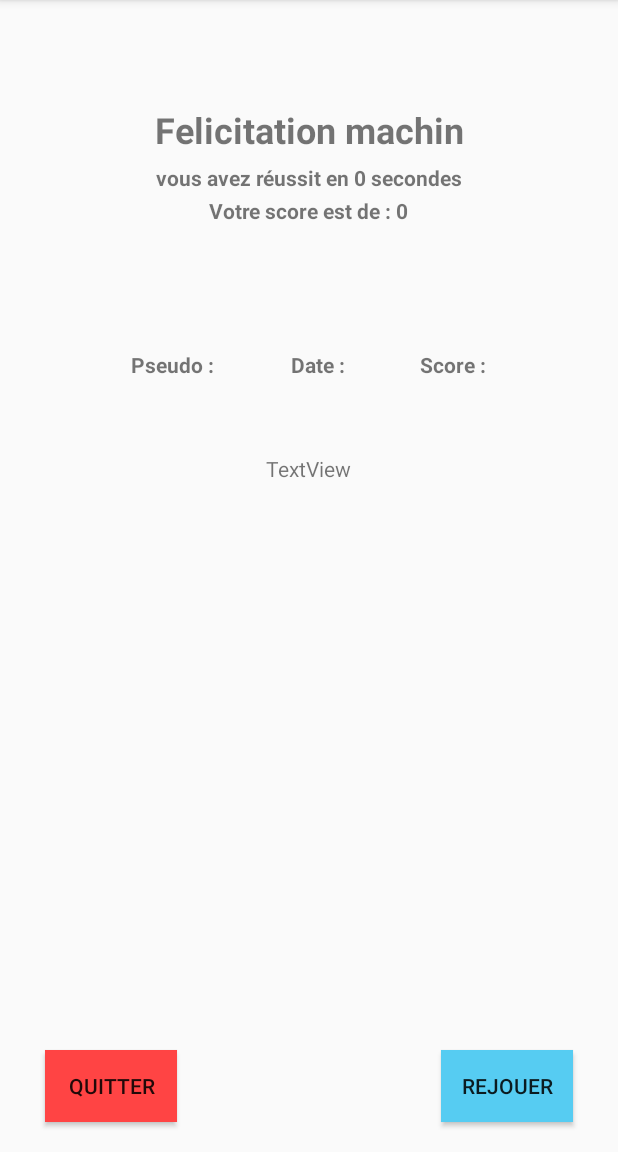
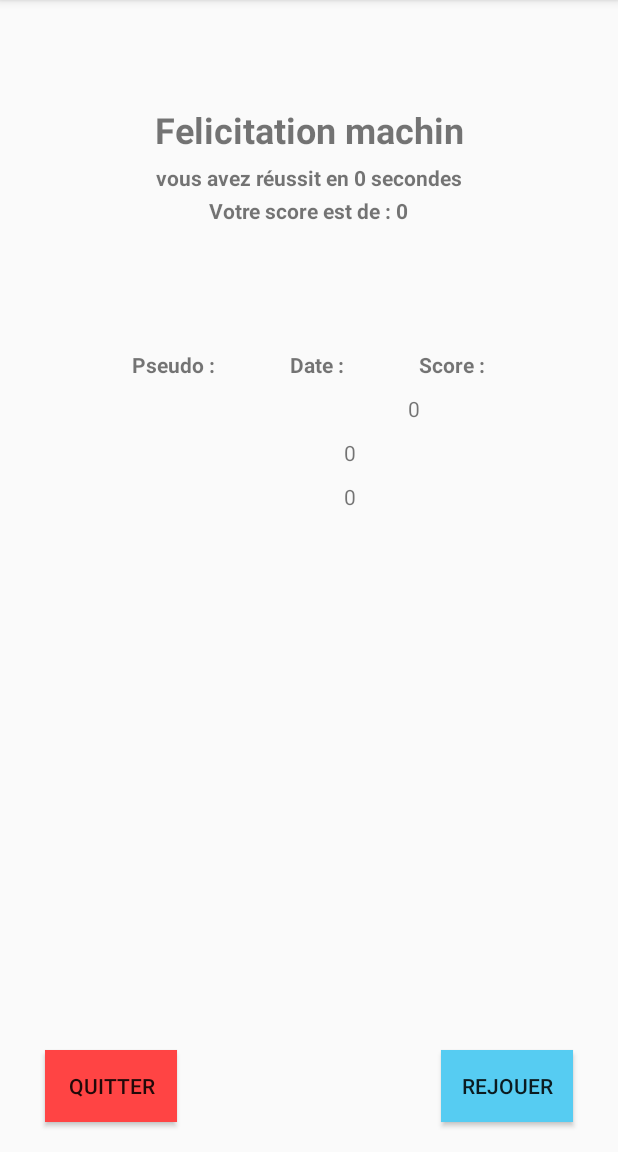
Before and after one commit to nclsdvl/MastermindAndroid, an Android app: the Score screen opened directly, with no data from a screen before it, on a phone screen of 412 x 824 dp, the part 84-1236 px from its top. Run offline under Robolectric (Android 15) with nearby library versions, the phone set to English and light mode, and no system bars; 3 statements that could not run were skipped.

Commit message:
version quasi finale

```diff
--- a/app/src/main/java/com/nicolas/mastermindandroid/ControllerMastermind.java
+++ b/app/src/main/java/com/nicolas/mastermindandroid/ControllerMastermind.java
@@ -1,7 +1,8 @@
 package com.nicolas.mastermindandroid;
 
 import android.util.Log;
-import android.widget.TextView;
+
+
 
 public class ControllerMastermind {
 
@@ -24,6 +25,7 @@ public class ControllerMastermind {
         GenererSolution();
 
     }
+
     public ControllerMastermind( int nbCouleur, int nbPosition, int nbTentative) {
         this.Solution = new int[nbPosition];
         this.Proposition = new int[nbPosition+2][nbTentative];
--- /dev/null
+++ b/app/src/main/java/com/nicolas/mastermindandroid/HighScore.java
@@ -0,0 +1,56 @@
+package com.nicolas.mastermindandroid;
+
+import android.text.GetChars;
+
+import java.util.ArrayList;
+import java.util.Collection;
+import java.util.Collections;
+import java.util.List;
+
+/**
+ * @author Nicolas
+ * @version 1.0
+ */
+public class HighScore {
+
+    private static boolean initialized = false;
+    private static List<Winner> listHighscore = new ArrayList<Winner>();
+
+
+    public static void setListHighscore(List<Winner> listHighscore) {
+        HighScore.listHighscore = listHighscore;
+    }
+
+    public HighScore() {
+        initialized = true;
+    }
+
+    /**
+     *
+     * @return
+     */
+    public static List<Winner> getListHighscore() {
+        return listHighscore;
+    }
+
+    /**
+     * Ajoute un élément à la listHigsocre
+     * @param winner L'instance winner à ajouté à la liste
+     */
+    public static void addElements(Winner winner){
+
+        listHighscore.add(winner);
+        Collections.sort(listHighscore);
+    }
+
+
+
+
+    @Override
+    public String toString() {
+        String temp = "";
+        for(Winner str:listHighscore)
+            temp+=str;
+        return "HighScore{}" + temp;
+    }
+}
--- a/app/src/main/java/com/nicolas/mastermindandroid/Score.java
+++ b/app/src/main/java/com/nicolas/mastermindandroid/Score.java
@@ -1,22 +1,19 @@
 package com.nicolas.mastermindandroid;
+
 
 import android.content.Context;
 import android.content.Intent;
 import android.os.Bundle;
 import android.support.v7.app.AppCompatActivity;
-
 import android.view.View;
 import android.widget.Button;
-import android.widget.EditText;
-import android.widget.TableRow;
 import android.widget.TextView;
-
-import java.io.File;
-import java.io.FileInputStream;
-import java.io.FileOutputStream;
-import java.io.IOException;
 import java.text.SimpleDateFormat;
 import java.util.Calendar;
+import java.util.Collections;
+
+
+
 
 
 public class Score extends AppCompatActivity{
@@ -29,17 +26,20 @@ public class Score extends AppCompatActivity{
     String time;
     int calculScoreTime;
     int monScoreFinal;
-    private EditText highScoreStorage;
-    private String simpleFileName = "highScore.txt";
-    private String monDossierScore = "highScore";
     Button quitter;
     Button rejouer;
-    File monFile;
+    Context context;
+
+
+    public Context getContext() {
+        return context;
+    }
 
     protected void onCreate(Bundle savedInstanceState) {
         super.onCreate(savedInstanceState);
         setContentView(R.layout.score);
-
+    this.context = getApplicationContext();
+    //  -----------------RECUP DES INFORMATION DE LA PARTIE + AFFICHAGE----------------- //
         try{
             extras = getIntent().getExtras();
             pseudo = extras.getString("pseudo");
@@ -55,16 +55,45 @@ public class Score extends AppCompatActivity{
         }catch (Exception e){
             System.out.println("bug");
         }
+
         monTemps = findViewById(R.id.textView11);
         monTemps.setText("vous avez réussit en "+calculScoreTime+" secondes");
         monScore = findViewById(R.id.textView12);
         monScore.setText("Votre score est de : "+calculScore());
 
+
+        //--> recuperation de la date
         Calendar c = Calendar.getInstance();
         SimpleDateFormat sdf = new SimpleDateFormat("dd-MM-yyyy");
         String strDate = sdf.format(c.getTime());
 
+
+
         Winner monJoueur = new Winner(calculScore(),pseudo, strDate);
+
+        HighScore HallOfFame = new HighScore();
+
+        //
+
+        Transmission monRec = new Transmission(HallOfFame,monJoueur,context);
+        monRec.deleteTab();
+        monRec.remplissageTableau();
+
+        HighScore listHighScore = monRec.getHighScore();
+
+
+        listHighScore.getListHighscore().add(monJoueur);
+
+        Collections.sort(listHighScore.getListHighscore());
+
+        monRec.setHighScore(listHighScore);
+
+
+        monRec.saveHighScore();
+
+
+        monRec.readHighScore(this);
+
 
 
         quitter.setOnClickListener(new View.OnClickListener() {
@@ -81,9 +110,6 @@ public class Score extends AppCompatActivity{
                 startActivity(monIntent);
             }
         });
-//        this.getSharedPreferences("user_prefs",Context.MODE_PRIVATE);
-        TextView essai = findViewById(R.id.textView13);
-        essai.setText(Winner.monTabHighScore[2].getPseudo()+" "+ Winner.monTabHighScore[2].getDate()+ " " +Winner.monTabHighScore[2].getScore());
 
     }
 
@@ -92,4 +118,8 @@ public class Score extends AppCompatActivity{
         return monScoreFinal;
     }
 
+
+
+
+
 }
--- /dev/null
+++ b/app/src/main/java/com/nicolas/mastermindandroid/Transmission.java
@@ -0,0 +1,119 @@
+package com.nicolas.mastermindandroid;
+
+import android.content.Context;
+import android.content.SharedPreferences;
+import android.widget.TextView;
+
+
+import static android.content.Context.MODE_PRIVATE;
+
+public class Transmission {
+
+   private Context context;
+    private Winner winner;
+    private HighScore highScore;
+
+    public HighScore getHighScore() {
+        return highScore;
+    }
+
+    public void setHighScore(HighScore highScore) {
+        this.highScore = highScore;
+    }
+
+    public Transmission(Context context) {
+        this.context = context;
+    }
+
+    public Transmission(HighScore monHS, Winner mon_Wi, Context lecontext) {
+        this.context = lecontext;
+        this.winner = mon_Wi;
+        this.highScore = monHS;
+    }
+
+    //-------------- ENREGISTREMENT DANS SHAREDPREFS DES 3 MEILLEURS SCORES-------------------//
+    public void saveHighScore() {
+
+        SharedPreferences monFichier = context.getSharedPreferences("Fichier_highScore", MODE_PRIVATE);
+        SharedPreferences.Editor editor = monFichier.edit();
+
+        for (int i = 0; i < 3; i++) { //--->on enregistre que 3 scores
+
+                editor.putInt("score" + i, highScore.getListHighscore().get(i).getScore());
+                editor.putString("nom" + i, highScore.getListHighscore().get(i).getPseudo());
+                editor.putString("date" + i, highScore.getListHighscore().get(i).getDate());
+
+                editor.apply();
+        }
+    }
+
+    //---> recuperation du tableau + affichage dans l'Activity SCORE <---//
+    public void readHighScore(Score score) {
+
+
+        for (int i =0; i<3;  i++) {
+
+            String monNom = highScore.getListHighscore().get(i).getPseudo();
+            int monScore = highScore.getListHighscore().get(i).getScore();
+            String maDate = highScore.getListHighscore().get(i).getDate();
+
+
+            if (i == 0) {
+                TextView pseudo1 = score.findViewById(R.id.pseudo1);
+                pseudo1.setText(monNom);
+
+                TextView score1 = score.findViewById(R.id.score1);
+                score1.setText("" + monScore);
+
+                TextView date1 = score.findViewById(R.id.date1);
+                date1.setText(maDate);
+            }
+            if (i == 1) {
+
+                TextView pseudo2 = score.findViewById(R.id.pseudo2);
+                pseudo2.setText(monNom);
+
+                TextView score2 = score.findViewById(R.id.score2);
+                score2.setText("" + monScore);
+
+                TextView date2 = score.findViewById(R.id.date2);
+                date2.setText(maDate);
+            }
+            if (i == 2) {
+                TextView pseudo3 = score.findViewById(R.id.pseudo3);
+                pseudo3.setText(monNom);
+
+                TextView score3 = score.findViewById(R.id.score3);
+                score3.setText("" + monScore);
+
+                TextView date3 = score.findViewById(R.id.date3);
+                date3.setText(maDate);
+            }
+        }
+    }
+
+    public void remplissageTableau() {
+
+        SharedPreferences monFichier = context.getSharedPreferences("Fichier_highScore", MODE_PRIVATE);
+        System.out.println("lecture fichier : ");
+
+        for (int i = 2 ; i >= 0; i--) {
+
+
+            String monNom = monFichier.getString("nom" + i, "");
+            int monScore = monFichier.getInt("score" + i, 0);
+            String maDate = monFichier.getString("date" + i, "");
+
+            Winner monWinner = new Winner(monScore,monNom,maDate);
+
+            highScore.addElements(monWinner);
+        }
+
+
+    }
+    public void deleteTab(){
+        System.out.println("YALA");
+        SharedPreferences monFichier = context.getSharedPreferences("Fichier_highScore", MODE_PRIVATE);
+        monFichier.edit().clear().apply();
+    }
+}
--- a/app/src/main/java/com/nicolas/mastermindandroid/Winner.java
+++ b/app/src/main/java/com/nicolas/mastermindandroid/Winner.java
@@ -1,47 +1,46 @@
 package com.nicolas.mastermindandroid;
 
-import android.util.Log;
+import android.app.Activity;
 
-import java.lang.reflect.Array;
-import java.util.Date;
 
-public class Winner {
-    int Score;
+
+public class Winner extends Activity implements Comparable<Winner>{
+    Integer Score;
     String pseudo;
     String date;
-    static  Winner[] monTabHighScore = new Winner[3];
 
-    public Winner(int score, String pseudo, String date) {
+    @Override
+    public String toString() {
+        return "Winner{" +
+                "Score=" + Score +
+                ", pseudo='" + pseudo + '\'' +
+                ", date='" + date + '\'' +
+                '}';
+    }
+
+    // --> creation de la comparaison de Winner
+    @Override
+    public int compareTo(Winner o) {
+        if (o==null){
+            return -1;
+        }
+        else return this.getScore() > o.getScore() ? -1 : this.getScore() < o.getScore() ? 1 : 0;
+
+    }
+
+    public Winner(Integer score, String pseudo, String date) {
         Score = score;
         this.pseudo = pseudo;
         this.date = date;
-        pushWinner();
 
+    }
 
-       Log.d("winner", "Winner1: "+monTabHighScore[2].getPseudo());
-
-       if (monTabHighScore[1] != null){
-            Log.d("winner", "Winner2: "+monTabHighScore[1].getPseudo());
-        }
-        else {
-            Log.d("loose 1", "loose");
-        }
-
-        if (monTabHighScore[0] != null){
-            Log.d("winner", "Winner3: "+monTabHighScore[0].getPseudo());
-        }
-        else {
-            Log.d("loose 1", "loose");
-        }
-
-        tri();
-    }
     public Winner(String pseudo, String date) {
         this.pseudo = pseudo;
         this.date = date;
     }
 
-    public int getScore() {
+    public Integer getScore() {
         return Score;
     }
 
@@ -65,32 +64,6 @@ public class Winner {
         this.date = date;
     }
 
-    private void pushWinner(){
 
-        Log.d("Entree??", "je suis entre dans push: ");
-        if(monTabHighScore[monTabHighScore.length-1] == null){
-            monTabHighScore[monTabHighScore.length-1] = this;
-        }
-        else if (Score > monTabHighScore[monTabHighScore.length-1].getScore() ){
-            monTabHighScore[monTabHighScore.length-1] = this;
-        }
-    }
-
-    public void tri(){
-        for (int i=monTabHighScore.length-1; i>0; i--){
-            if (monTabHighScore[i] != null && monTabHighScore[i-1] != null) {
-
-                if (monTabHighScore[i].getScore() > monTabHighScore[i - 1].getScore()) {
-                    Winner monwinnerTemp = monTabHighScore[i];
-                    monTabHighScore[i] = monTabHighScore[i - 1];
-                    monTabHighScore[i - 1] = monwinnerTemp;
-                }
-            }
-            else if (monTabHighScore[i-1] == null){
-                monTabHighScore[i-1] = monTabHighScore[i];
-                monTabHighScore[i] = null;
-            }
-        }
-    }
 
 }
--- a/app/src/main/res/layout/score.xml
+++ b/app/src/main/res/layout/score.xml
@@ -21,7 +21,7 @@
 
     <TableLayout
         android:layout_width="353dp"
-        android:layout_height="261dp"
+        android:layout_height="339dp"
         android:layout_marginTop="60dp"
         app:layout_constraintEnd_toEndOf="parent"
         app:layout_constraintStart_toStartOf="parent"
@@ -61,11 +61,51 @@
             android:id="@+id/tabrowscore1"
             android:layout_width="match_parent"
             android:layout_height="match_parent"
-            android:layout_marginTop="50dp"
+            android:layout_marginTop="10dp"
             android:gravity="center">
 
             <TextView
-                android:id="@+id/textView13"
+                android:id="@+id/pseudo1"
+                android:layout_width="wrap_content"
+                android:layout_height="wrap_content"
+                android:gravity="center"
+                android:text="TextView" />
+
+            <TextView
+                android:id="@+id/date1"
+                android:layout_width="wrap_content"
+                android:layout_height="wrap_content"
+                android:gravity="center"
+                android:text="TextView" />
+
+            <TextView
+                android:id="@+id/score1"
+                android:layout_width="wrap_content"
+                android:layout_height="wrap_content"
+                android:gravity="center"
+                android:text="TextView" />
+        </TableRow>
+
+        <TableRow
+            android:layout_width="match_parent"
+            android:layout_height="match_parent"
+            android:layout_marginTop="10dp"
+            android:gravity="center">
+
+            <TextView
+                android:id="@+id/pseudo2"
+                android:layout_width="wrap_content"
+                android:layout_height="wrap_content"
+                android:text="TextView" />
+
+            <TextView
+                android:id="@+id/date2"
+                android:layout_width="wrap_content"
+                android:layout_height="wrap_content"
+                android:text="TextView" />
+
+            <TextView
+                android:id="@+id/score2"
                 android:layout_width="wrap_content"
                 android:layout_height="wrap_content"
                 android:text="TextView" />
@@ -74,12 +114,27 @@
         <TableRow
             android:layout_width="match_parent"
             android:layout_height="match_parent"
-            android:layout_marginTop="50dp" />
+            android:layout_marginTop="10dp"
+            android:gravity="center">
 
-        <TableRow
-            android:layout_width="match_parent"
-            android:layout_height="match_parent"
-            android:layout_marginTop="50dp" />
+            <TextView
+                android:id="@+id/pseudo3"
+                android:layout_width="wrap_content"
+                android:layout_height="wrap_content"
+                android:text="TextView" />
+
+            <TextView
+                android:id="@+id/date3"
+                android:layout_width="wrap_content"
+                android:layout_height="wrap_content"
+                android:text="TextView" />
+
+            <TextView
+                android:id="@+id/score3"
+                android:layout_width="wrap_content"
+                android:layout_height="wrap_content"
+                android:text="TextView" />
+        </TableRow>
     </TableLayout>
 
     <Button
```
